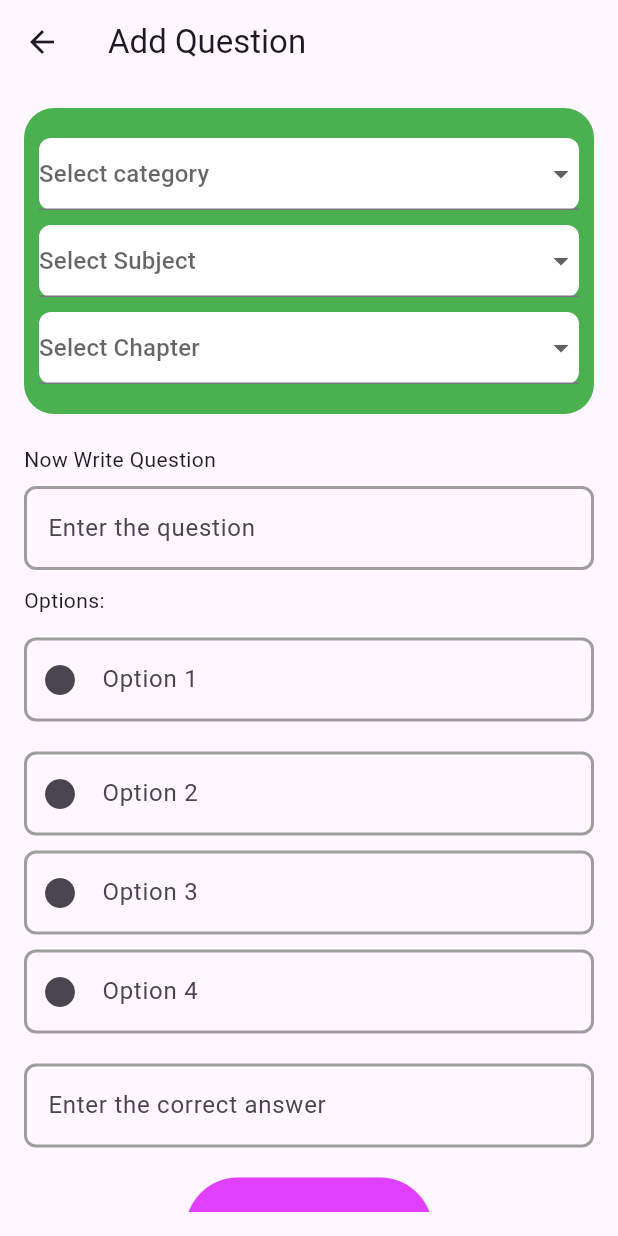
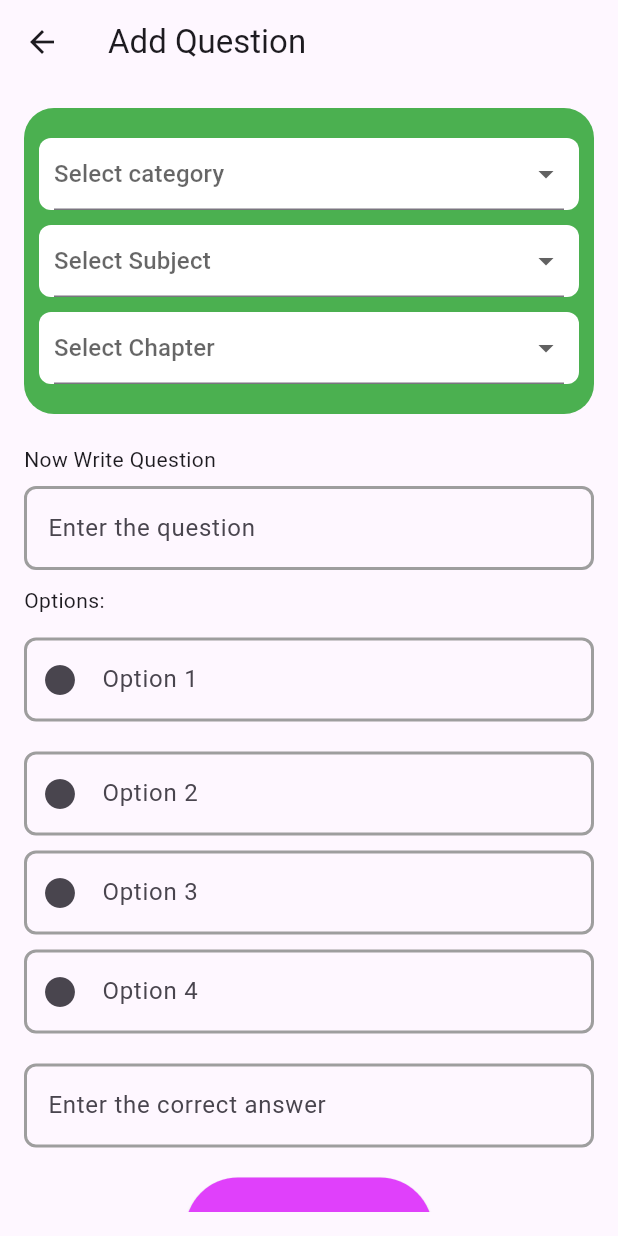
Before and after one commit to SagorSamadder/sAcademy-teacher, a Flutter app: the AddQuestionScreen screen opened directly, on a phone screen of 412 x 824 dp. Run offline on Flutter 3.47's test engine with Material 3 defaults, Android fonts, the phone set to English and light mode, and no system bars; our stand-ins replace cloud_firestore, firebase_auth, firebase_core, get, velocity_x; accounts and stored records are empty.

Commit message:
fixing bugs

```diff
--- a/lib/app/add_question/view/add_question.dart
+++ b/lib/app/add_question/view/add_question.dart
@@ -78,6 +78,7 @@ class _AddQuestionScreenState extends State<AddQuestionScreen> {
                   children: [
                     10.heightBox,
                     Container(
+                      padding: const EdgeInsets.symmetric(horizontal: 10),
                       decoration: BoxDecoration(
                         color: Colors.white,
                         borderRadius: BorderRadius.circular(8),
@@ -100,6 +101,7 @@ class _AddQuestionScreenState extends State<AddQuestionScreen> {
                     ),
                     const SizedBox(height: 10),
                     Container(
+                      padding: const EdgeInsets.symmetric(horizontal: 10),
                       decoration: BoxDecoration(
                         color: Colors.white,
                         borderRadius: BorderRadius.circular(8),
@@ -121,6 +123,7 @@ class _AddQuestionScreenState extends State<AddQuestionScreen> {
                     ),
                     const SizedBox(height: 10),
                     Container(
+                      padding: const EdgeInsets.symmetric(horizontal: 10),
                       decoration: BoxDecoration(
                         color: Colors.white,
                         borderRadius: BorderRadius.circular(8),
```
